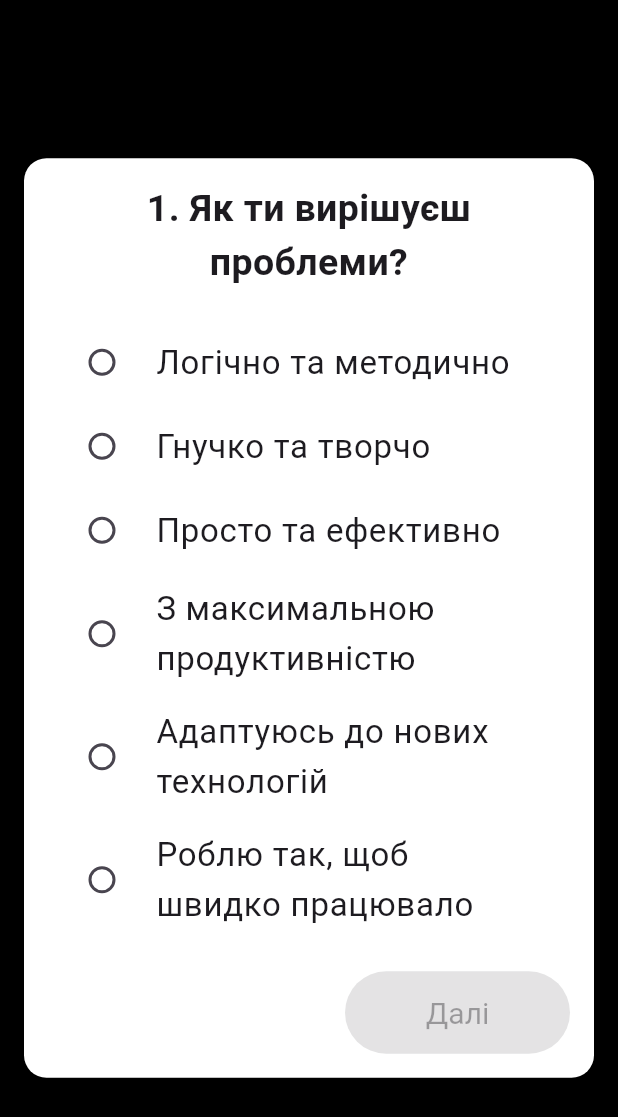
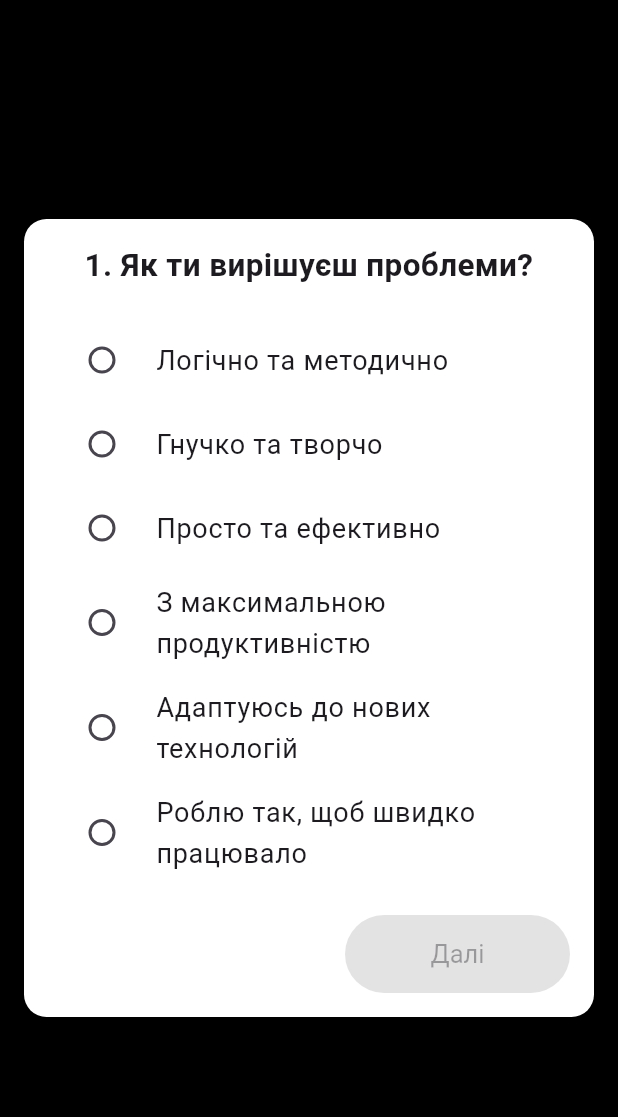
Before and after one commit to Keyd8n/FLUTTER_Tests, a Flutter app: the QuizScreen screen opened directly, on a phone screen of 412 x 824 dp. Shown: the top 1117 px of the screen. Run offline on Flutter 3.47's test engine with Material 3 defaults, Android fonts, the phone set to English and light mode, and no system bars.

Commit message:
Reduce font sizes in quiz and result screens for improved readability

```diff
--- a/program_test/lib/screens/quiz_screen.dart
+++ b/program_test/lib/screens/quiz_screen.dart
@@ -66,14 +66,14 @@
                 Text(
                   questionText,
                   style: const TextStyle(
-                      fontSize: 25, fontWeight: FontWeight.bold),
+                      fontSize: 21, fontWeight: FontWeight.bold),
                   textAlign: TextAlign.center,
                 ),
                 const SizedBox(height: 20),
                 ...answers.entries.map(
                   (entry) => RadioListTile<String>(
                     title:
-                        Text(entry.value, style: const TextStyle(fontSize: 22)),
+                        Text(entry.value, style: const TextStyle(fontSize: 18)),
                     value: entry.key,
                     groupValue: _selectedAnswer,
                     activeColor: Colors.black,
@@ -95,7 +95,7 @@
                           backgroundColor: Colors.black,
                           foregroundColor: Colors.white,
                           textStyle: TextStyle(
-                            fontSize: 20,
+                            fontSize: 17,
                           ),
                         ),
                         child: const Text('Попереднє'),
@@ -111,7 +111,7 @@
                         backgroundColor: Colors.black,
                         foregroundColor: Colors.white,
                         textStyle: TextStyle(
-                          fontSize: 20,
+                          fontSize: 17,
                         ),
                       ),
                       child: Text(_questionIndex == questions.length - 1
--- a/program_test/lib/screens/result_screen.dart
+++ b/program_test/lib/screens/result_screen.dart
@@ -89,7 +89,7 @@
                 const SizedBox(height: 10),
                 Text(
                   result['description']!,
-                  style: const TextStyle(fontSize: 18),
+                  style: const TextStyle(fontSize: 16),
                   textAlign: TextAlign.center,
                 ),
                 const SizedBox(height: 20),
```
